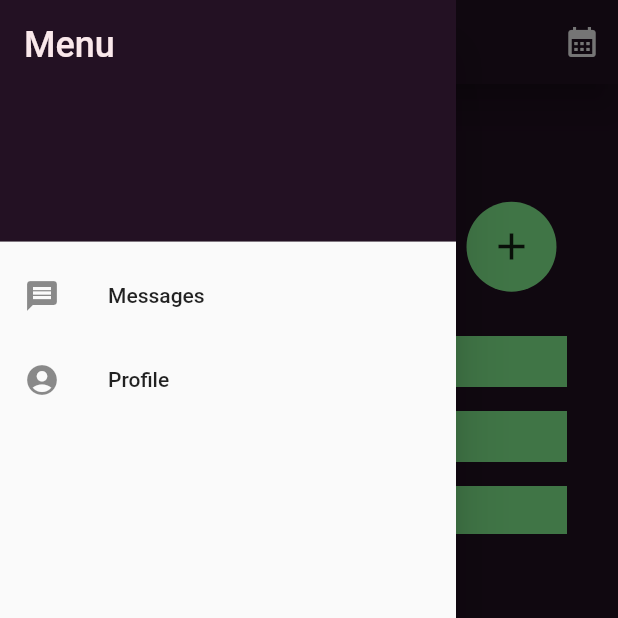
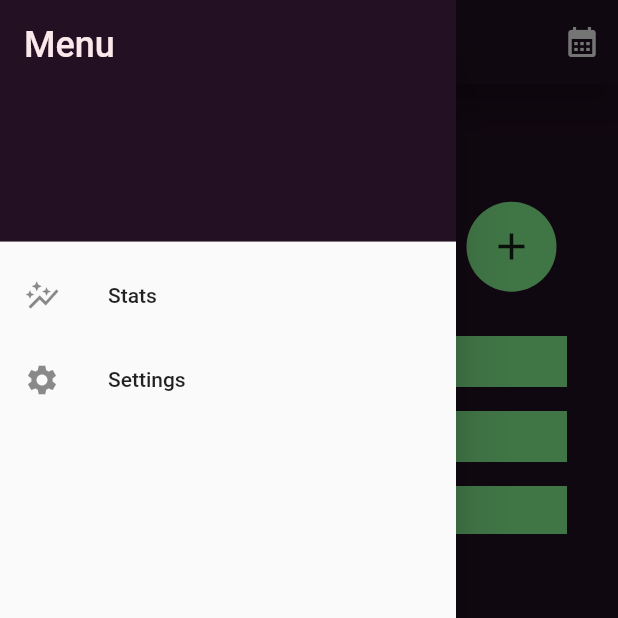
Before and after one commit to eugene817/income_and_expenses_app, a Flutter app: the screen it shows after launch, with the side drawer open, on a phone screen of 412 x 824 dp, the top half of it. Run offline on Flutter 3.47's test engine with Material 2 defaults, Android fonts, the phone set to English and light mode, and no system bars.

Commit message:
minor changes

```diff
--- a/income_and_expenses_app/lib/main.dart
+++ b/income_and_expenses_app/lib/main.dart
@@ -1,7 +1,6 @@
 import 'package:flutter/material.dart';
 
 //TODO :
-// 1.сделать страницу выезжающую справа на кнопку appbar - lead
 // 2.добавить выезжающие странички на кнопки: 1) справав appbara 2) income add 3) expense add
 // подключить базу данных и рвать жопу
 
@@ -59,7 +58,7 @@ class Base extends StatelessWidget {
                   title: const Text("Statistics for"),
                   content: SizedBox(
                     width: 300,
-                    height: 300,
+                    height: 240,
                     child: RadioChooseDate()
                     ),
                   backgroundColor: Color4,
@@ -96,8 +95,8 @@ class Base extends StatelessWidget {
               ),
             ),
             ListTile(
-              leading: Icon(Icons.message),
-              title: Text('Messages'),
+              leading: Icon(Icons.auto_graph),
+              title: Text('Stats'),
               onTap: () {
                 // Update the state of the app
                 // ...
@@ -106,8 +105,8 @@ class Base extends StatelessWidget {
               },
             ),
             ListTile(
-              leading: Icon(Icons.account_circle),
-              title: Text('Profile'),
+              leading: Icon(Icons.settings),
+              title: Text('Settings'),
               onTap: () {
                 // Update the state of the app
                 // ...
```
